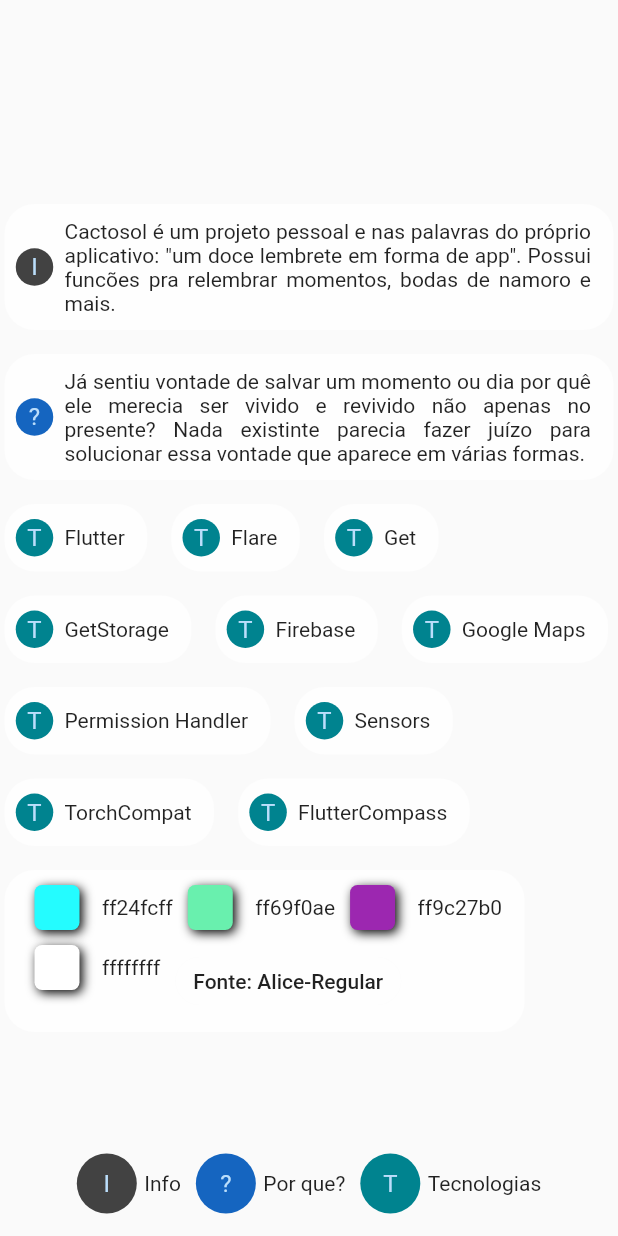
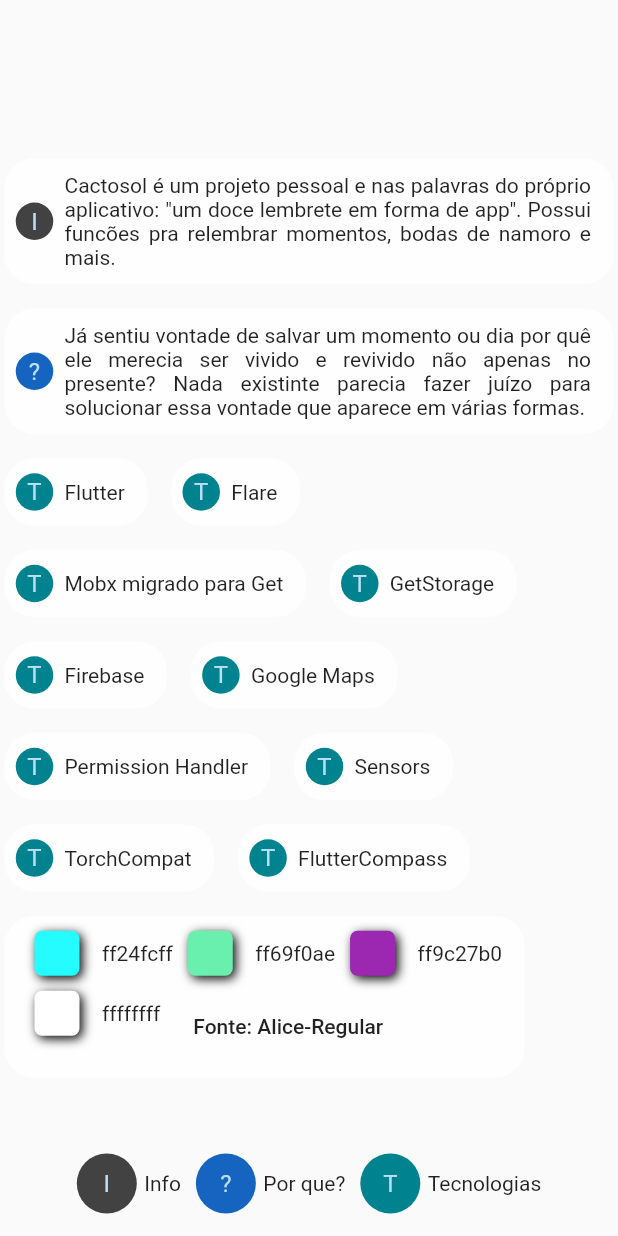
Before and after one commit to CabraKill/portfolio, a Flutter app: the CactosolPage2 widget shown alone on an empty page, opened directly, on a phone screen of 412 x 824 dp. Run offline on Flutter 3.47's test engine with Material 2 defaults, Android fonts, the phone set to English and light mode, and no system bars; our stand-ins replace flare_flutter, get, video_player; missing offline and left inert: clipboard.

Commit message:
adiciona texto de mobx

```diff
--- a/lib/pages/subpages/Cactosol/cactosol_Page2.dart
+++ b/lib/pages/subpages/Cactosol/cactosol_Page2.dart
@@ -33,7 +33,7 @@
                 ),
                 MyChip.tecnology(text: "Flutter"),
                 MyChip.tecnology(text: "Flare"),
-                MyChip.tecnology(text: "Get"),
+                MyChip.tecnology(text: "Mobx migrado para Get"),
                 MyChip.tecnology(text: "GetStorage"),
                 MyChip.tecnology(text: "Firebase"),
                 MyChip.tecnology(text: "Google Maps"),
```
